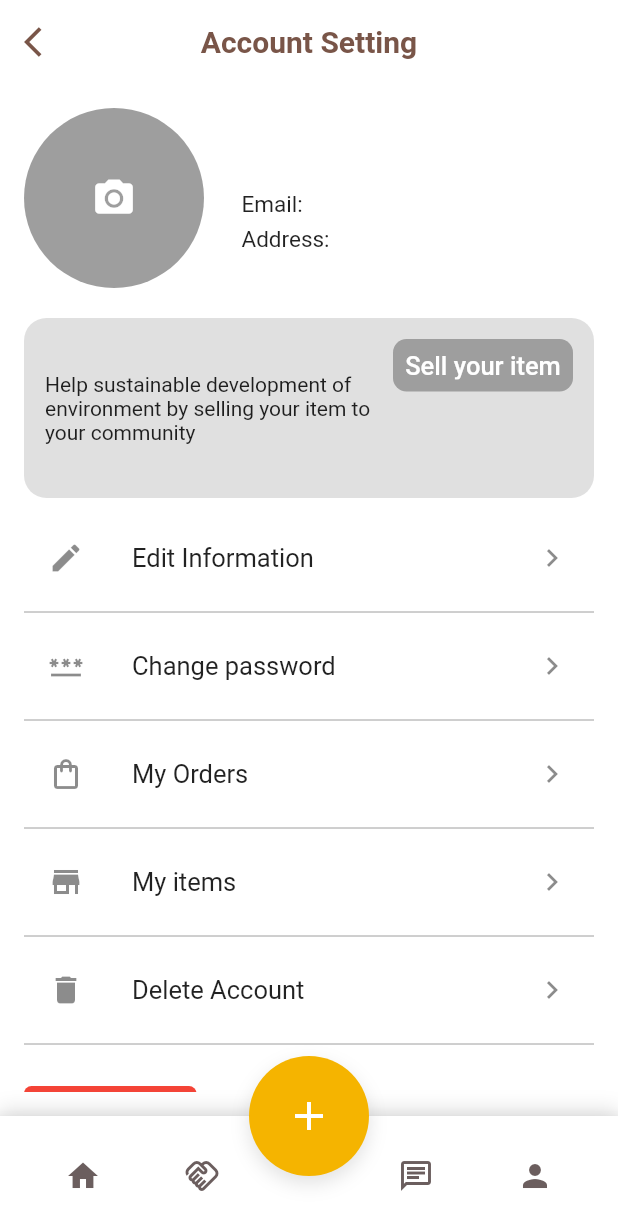
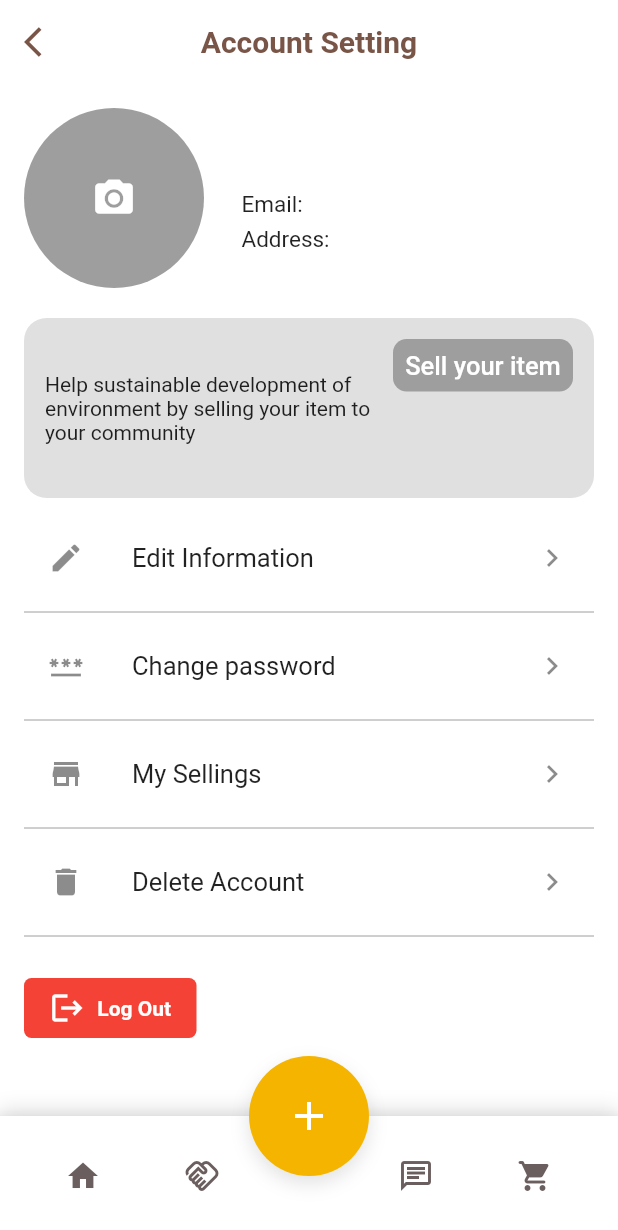
Before and after one commit to aakritip15/E_commerce, a Flutter app: the AccountSetting screen opened directly with empty values, on a phone screen of 412 x 824 dp. Shown: the top 1230 px of the screen. Run offline on Flutter 3.47's test engine with Material 2 defaults, Android fonts, the light colour scheme and no system bars; our stand-ins replace cloud_firestore, feather_icons, firebase_auth, firebase_core, firebase_storage, google_fonts and 3 more; missing offline and left inert: cross_file_image; accounts and stored records are empty.

Commit message:
Nav Bar updated

```diff
--- a/lib/Screens/MyOrders.dart
+++ b/lib/Screens/MyOrders.dart
@@ -1,10 +1,10 @@
-
 // ignore_for_file: prefer_const_constructors, prefer_const_literals_to_create_immutables
 
 import 'dart:async';
 
 import 'package:app_1/consts/colors.dart';
 import 'package:app_1/models/appbar.dart';
+import 'package:app_1/models/nav.dart';
 import 'package:cloud_firestore/cloud_firestore.dart';
 import 'package:firebase_auth/firebase_auth.dart';
 import 'package:flutter/material.dart';
@@ -46,6 +46,7 @@ class _OrdersState extends State<Orders> {
       appBar: APPBAR(
         context,
       ),
+      bottomNavigationBar: NavBar(),
       body: Column(children: [
         FutureBuilder(
           future: OrderFuture,
--- a/lib/Screens/account_setting.dart
+++ b/lib/Screens/account_setting.dart
@@ -335,33 +335,12 @@ class _AccountSettingState extends State<AccountSetting> {
                 ),
                 ListTile(
                   onTap: () {
-                    Navigator.push(
-                      context,
-                      MaterialPageRoute(
-                        builder: (context) => Orders(),
-                      ),
-                    );
-                  },
-                  leading: Icon(Icons.shopping_bag_outlined),
-                  title: Text(
-                    'My Orders',
-                    style: TextStyle(
-                      fontSize: 17,
-                    ),
-                  ),
-                  trailing: Icon(Icons.keyboard_arrow_right_sharp),
-                ),
-                Divider(
-                  color: Colors.grey,
-                ),
-                ListTile(
-                  onTap: () {
                     Navigator.push(context,
                         MaterialPageRoute(builder: (context) => Selling()));
                   },
                   leading: Icon(Icons.store),
                   title: Text(
-                    'My items',
+                    'My Sellings',
                     style: TextStyle(
                       fontSize: 17,
                     ),
```
Also changed, not shown: lib/Screens/MySellings.dart (+24 -3 lines), lib/models/nav.dart (+4 -7 lines).
